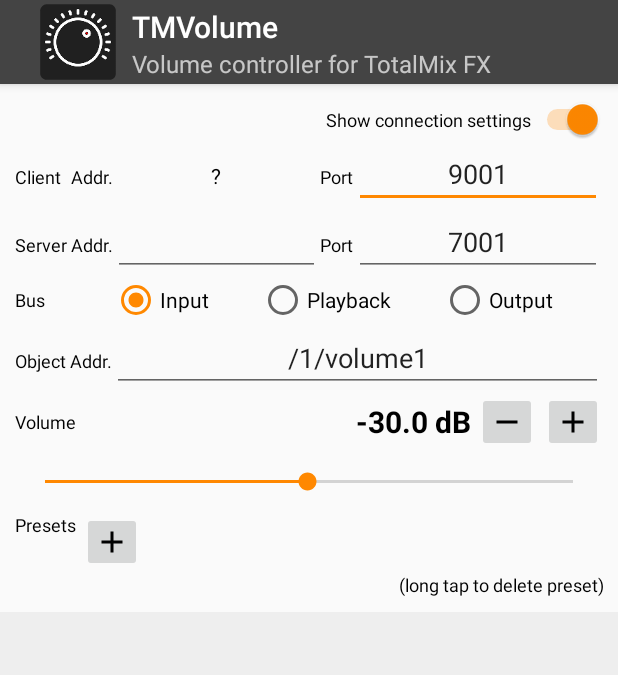
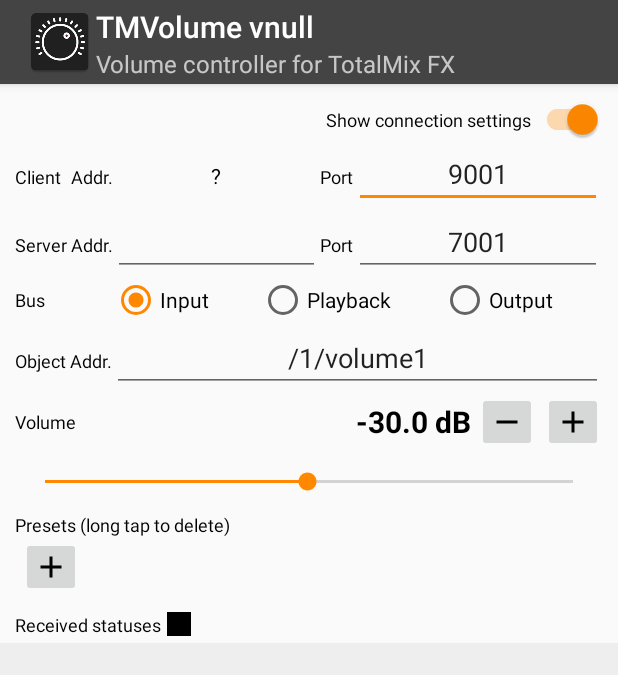
Before and after one commit to tateisu/TMVolume, an Android app: the screen it shows after launch (MainActivity), on a phone screen of 412 x 824 dp. Shown: the top 675 px of the screen. Run offline under Robolectric (Android 15) with nearby library versions, the phone set to English and light mode, and no system bars; our stand-ins replace FlexboxLayout; libraries missing offline, so code that uses them is left out: com.illposed.osc; 2 statements that could not run were skipped.

Commit message:
Android Studio 4.0, add Received statuses ping indicator

```diff
--- a/app/src/main/AndroidManifest.xml
+++ b/app/src/main/AndroidManifest.xml
@@ -12,7 +12,8 @@
         android:label="@string/app_name"
         android:roundIcon="@mipmap/ic_launcher_round"
         android:supportsRtl="true"
-        android:theme="@style/AppTheme">
+        android:theme="@style/AppTheme"
+        android:fullBackupContent="@xml/backup_descriptor">
         <activity android:name=".MainActivity">
             <intent-filter>
                 <action android:name="android.intent.action.MAIN" />
--- a/app/src/main/java/jp/juggler/tmvolume/FaderVol.kt
+++ b/app/src/main/java/jp/juggler/tmvolume/FaderVol.kt
@@ -719,7 +719,7 @@ object FaderVol {
         5.7, 0.9894, 0.9923,
         5.8, 0.9924, 0.9954,
         5.9, 0.9955, 0.9984,
-        6.0, 0.9985, 1.0000
+        6.0, 0.9985, 1.0000,
     )
 
     private val sampleSize = params.size / 3
--- a/app/src/main/java/jp/juggler/tmvolume/MainActivity.kt
+++ b/app/src/main/java/jp/juggler/tmvolume/MainActivity.kt
@@ -3,6 +3,7 @@ package jp.juggler.tmvolume
 import android.annotation.SuppressLint
 import android.content.Context
 import android.content.SharedPreferences
+import android.graphics.Color
 import android.net.wifi.WifiManager
 import android.os.Bundle
 import android.os.Handler
@@ -13,6 +14,7 @@ import android.text.TextWatcher
 import android.util.Log
 import android.view.View
 import android.widget.*
+import androidx.appcompat.widget.SwitchCompat
 import com.google.android.flexbox.FlexboxLayout
 import com.illposed.osc.*
 import com.illposed.osc.transport.udp.OSCPortIn
@@ -29,6 +31,8 @@ import java.math.BigInteger
 import java.net.InetAddress
 import java.util.*
 import java.util.concurrent.ConcurrentHashMap
+import java.util.concurrent.atomic.AtomicLong
+
 
 class MainActivity : ScopedActivity() {
 
@@ -44,6 +48,13 @@ class MainActivity : ScopedActivity() {
         const val PREF_BUS = "Bus"
         const val PREF_PRESETS = "Presets"
 
+        // 情報を受信したら画面の一部を光らせる
+        const val PingAnimationDuration = 300f
+        const val PingColorRed = 0xff.toFloat()
+        const val PingColorGreen = 0x80.toFloat()
+        const val PingColorBlue = 0x00.toFloat()
+
+        // シークバーの範囲。 0:-∞db, 1:-65db ,,, 143:+6 db (0.5db単位)
         const val SEEKBAR_MIN = 0
         const val SEEKBAR_MAX = 143
 
@@ -62,6 +73,8 @@ class MainActivity : ScopedActivity() {
         fun String?.notEmpty() = if (this?.isNotEmpty() == true) this else null
 
         fun Int.clip(min: Int, max: Int) = if (this < min) min else if (this > max) max else this
+        fun Float.clip(min: Float, max: Float) =
+            if (this < min) min else if (this > max) max else this
 
         fun avg(a: Int, b: Int) = (a + b) / 2
 
@@ -77,10 +90,20 @@ class MainActivity : ScopedActivity() {
             shown.also { visibility = if (it) View.VISIBLE else View.GONE }
     }
 
-    private lateinit var swShowConnectionSettings: Switch
+    class Message(
+        val serverAddr: String,
+        val serverPort: Int,
+        val busAddr: String,
+        val objectAddr: String,
+        val args: ArrayList<Any>
+    )
+
+    private lateinit var pref: SharedPreferences
+    private lateinit var handler: Handler
+
+    private lateinit var swShowConnectionSettings: SwitchCompat
     private lateinit var rowClient: TableRow
     private lateinit var rowServer: TableRow
-
 
     private lateinit var tvClientAddr: TextView
     private lateinit var etClientPort: EditText
@@ -98,17 +121,67 @@ class MainActivity : ScopedActivity() {
 
     private lateinit var flPresets: FlexboxLayout
     private lateinit var btnSave: ImageButton
+    private lateinit var vPing: View
 
     private lateinit var tvMap: TextView
 
+    private val channel = Channel<Message>(capacity = CONFLATED)
+
     private var restoreBusy = false
-    private lateinit var pref: SharedPreferences
-    private lateinit var handler: Handler
-    private val channel = Channel<Message>(capacity = CONFLATED)
 
     private var presets = mutableListOf<Int>()
 
+    private var receiver: OSCPortIn? = null
+
     private var lastSeekbarEdit = 0L
+
+    private val lastEventReceived = AtomicLong(0L)
+
+    private var objectMap = ConcurrentHashMap<String, String>()
+
+    private val procShowMap: Runnable = Runnable {
+        tvMap.text = StringBuilder().apply {
+            objectMap.keys().toList().sorted().forEach {
+                if (isNotEmpty()) append("\n")
+                append("${it}=${objectMap[it]}")
+            }
+        }.toString()
+
+        val strVolumeVal = (objectMap["${etObjectAddress.text}Val"] ?: "?").trim(',')
+        val now = SystemClock.elapsedRealtime()
+        if (now - lastSeekbarEdit >= 1000L) {
+            val progress =
+                reVolumeVal.find(strVolumeVal)
+                    ?.groupValues?.get(1)?.toFloatOrNull()?.dbToProgress()
+                    ?: if (strVolumeVal.contains("∞")) 0 else null
+            if (progress != null && progress != sbVolume.progress) sbVolume.progress = progress
+        }
+    }
+
+    private val procPingColor: Runnable = object : Runnable {
+        override fun run() {
+            handler.removeCallbacks(this)
+
+            val now = SystemClock.elapsedRealtime()
+            // t: 0.0f～1.0f イベント発生からの時間経過
+            val t = (now - lastEventReceived.get())
+                    .toFloat()
+                    .div(PingAnimationDuration)
+                    .clip(0f, 1f)
+
+            fun Float.xt() = ((1f - t) * this).toInt()
+            vPing.setBackgroundColor(
+                Color.rgb(
+                    PingColorRed.xt(),
+                    PingColorGreen.xt(),
+                    PingColorBlue.xt()
+                )
+            )
+            if (t < 1f) handler.postDelayed(this, 50L)
+        }
+    }
+
+    //////////////////////////////////////////////////////////////
 
     override fun onCreate(savedInstanceState: Bundle?) {
         super.onCreate(savedInstanceState)
@@ -146,6 +219,7 @@ class MainActivity : ScopedActivity() {
         super.onPause()
         stopListen()
         handler.removeCallbacks(procShowMap)
+        handler.removeCallbacks(procPingColor)
     }
 
     override fun onRestoreInstanceState(savedInstanceState: Bundle) {
@@ -191,6 +265,13 @@ class MainActivity : ScopedActivity() {
             setLogo(R.drawable.header_logo)
             // 最後に呼び出す
             setDisplayShowHomeEnabled(true)
+
+            try {
+                val versionName = packageManager.getPackageInfo(packageName, 0).versionName
+                title = "${getString(R.string.app_name)} v$versionName"
+            } catch (ex: Throwable) {
+                Log.e(TAG, "error", ex)
+            }
         }
 
         swShowConnectionSettings = findViewById(R.id.swShowConnectionSettings)
@@ -217,6 +298,7 @@ class MainActivity : ScopedActivity() {
 
         flPresets = findViewById(R.id.flPresets)
         btnSave = findViewById(R.id.btnSave)
+        vPing = findViewById(R.id.vPing)
 
         etClientPort.addSaver(PREF_CLIENT_PORT) { startListen() }
         etServerAddr.addSaver(PREF_SERVER_ADDR)
@@ -246,6 +328,7 @@ class MainActivity : ScopedActivity() {
         btnPlus.setOnClickListener { setVolume(sbVolume.progress + 1) }
         btnMinus.setOnClickListener { setVolume(sbVolume.progress - 1) }
         btnSave.setOnClickListener { addPreset() }
+
     }
 
 
@@ -257,12 +340,16 @@ class MainActivity : ScopedActivity() {
         sbVolume.progress = pref.getInt(PREF_VOLUME, avg(SEEKBAR_MIN, SEEKBAR_MAX))
             .clip(SEEKBAR_MIN, SEEKBAR_MAX)
 
-        presets =
-            pref.getString(PREF_PRESETS, "")!!.split(",").mapNotNull { it.toIntOrNull() }.sorted()
-                .toMutableList()
+        presets = pref.getString(PREF_PRESETS, "")!!
+            .split(",")
+            .mapNotNull { it.toIntOrNull() }
+            .sorted()
+            .toMutableList()
+
         showPresets()
 
         swShowConnectionSettings.isChecked = pref.getBoolean(PREF_SHOW_CONNECTION_SETTINGS, true)
+
         showConnectionSettings()
 
         when (pref.getInt(PREF_BUS, 0)) {
@@ -348,13 +435,6 @@ class MainActivity : ScopedActivity() {
         Toast.makeText(applicationContext, msg, Toast.LENGTH_SHORT).show()
     }
 
-    class Message(
-        val serverAddr: String,
-        val serverPort: Int,
-        val busAddr: String,
-        val objectAddr: String,
-        val args: ArrayList<Any>
-    )
 
     private fun send(
         serverAddr: String? = etServerAddr.text.toString().trim().notEmpty(),
@@ -433,27 +513,6 @@ class MainActivity : ScopedActivity() {
         }
     }
 
-    private var objectMap = ConcurrentHashMap<String, String>()
-
-
-    private val procShowMap: Runnable = Runnable {
-        tvMap.text = StringBuilder().apply {
-            objectMap.keys().toList().sorted().forEach {
-                if (isNotEmpty()) append("\n")
-                append("${it}=${objectMap[it]}")
-            }
-        }.toString()
-
-        val strVolumeVal = (objectMap["${etObjectAddress.text}Val"] ?: "?").trim(',')
-        val now = SystemClock.elapsedRealtime()
-        if (now - lastSeekbarEdit >= 1000L) {
-            val progress =
-                reVolumeVal.find(strVolumeVal)
-                    ?.groupValues?.get(1)?.toFloatOrNull()?.dbToProgress()
-                    ?: if (strVolumeVal.contains("∞")) 0 else null
-            if (progress != null && progress != sbVolume.progress) sbVolume.progress = progress
-        }
-    }
 
     private fun fireShowMap() {
         handler.removeCallbacks(procShowMap)
@@ -478,7 +537,6 @@ class MainActivity : ScopedActivity() {
         }
     }
 
-    private var receiver: OSCPortIn? = null
 
     private fun stopListen() {
         try {
@@ -498,6 +556,7 @@ class MainActivity : ScopedActivity() {
         }
         objectMap = ConcurrentHashMap()
         fireShowMap()
+        handler.post(procPingColor)
         receiver = try {
             val port = etClientPort.text.toString().trim().toIntOrNull()
             if (port == null || port <= 1024) null else OSCPortIn(port).apply {
@@ -517,6 +576,8 @@ class MainActivity : ScopedActivity() {
                             objectMap[entry.key] = entry.value
                         }
                         fireShowMap()
+                        lastEventReceived.set(SystemClock.elapsedRealtime())
+                        handler.post(procPingColor)
                     }
                 })
                 startListening()
@@ -527,6 +588,8 @@ class MainActivity : ScopedActivity() {
             null
         }
     }
+
+
 }
 
 /*
--- a/app/src/main/res/drawable-v24/ic_launcher_foreground.xml
+++ /dev/null
@@ -1,30 +0,0 @@
-<vector xmlns:android="http://schemas.android.com/apk/res/android"
-    xmlns:aapt="http://schemas.android.com/aapt"
-    android:width="108dp"
-    android:height="108dp"
-    android:viewportWidth="108"
-    android:viewportHeight="108">
-    <path android:pathData="M31,63.928c0,0 6.4,-11 12.1,-13.1c7.2,-2.6 26,-1.4 26,-1.4l38.1,38.1L107,108.928l-32,-1L31,63.928z">
-        <aapt:attr name="android:fillColor">
-            <gradient
-                android:endX="85.84757"
-                android:endY="92.4963"
-                android:startX="42.9492"
-                android:startY="49.59793"
-                android:type="linear">
-                <item
-                    android:color="#44000000"
-                    android:offset="0.0" />
-                <item
-                    android:color="#00000000"
-                    android:offset="1.0" />
-            </gradient>
-        </aapt:attr>
-    </path>
-    <path
-        android:fillColor="#FFFFFF"
-        android:fillType="nonZero"
-        android:pathData="M65.3,45.828l3.8,-6.6c0.2,-0.4 0.1,-0.9 -0.3,-1.1c-0.4,-0.2 -0.9,-0.1 -1.1,0.3l-3.9,6.7c-6.3,-2.8 -13.4,-2.8 -19.7,0l-3.9,-6.7c-0.2,-0.4 -0.7,-0.5 -1.1,-0.3C38.8,38.328 38.7,38.828 38.9,39.228l3.8,6.6C36.2,49.428 31.7,56.028 31,63.928h46C76.3,56.028 71.8,49.428 65.3,45.828zM43.4,57.328c-0.8,0 -1.5,-0.5 -1.8,-1.2c-0.3,-0.7 -0.1,-1.5 0.4,-2.1c0.5,-0.5 1.4,-0.7 2.1,-0.4c0.7,0.3 1.2,1 1.2,1.8C45.3,56.528 44.5,57.328 43.4,57.328L43.4,57.328zM64.6,57.328c-0.8,0 -1.5,-0.5 -1.8,-1.2s-0.1,-1.5 0.4,-2.1c0.5,-0.5 1.4,-0.7 2.1,-0.4c0.7,0.3 1.2,1 1.2,1.8C66.5,56.528 65.6,57.328 64.6,57.328L64.6,57.328z"
-        android:strokeWidth="1"
-        android:strokeColor="#00000000" />
-</vector>
--- a/app/src/main/res/layout/activity_main.xml
+++ b/app/src/main/res/layout/activity_main.xml
@@ -13,7 +13,7 @@
         android:orientation="vertical"
         android:padding="10dp">
 
-        <Switch
+        <androidx.appcompat.widget.SwitchCompat
             android:layout_width="match_parent"
             android:layout_height="wrap_content"
             android:id="@+id/swShowConnectionSettings"
@@ -192,18 +192,18 @@
             android:paddingStart="20dp"
             android:paddingEnd="20dp" />
 
+        <TextView
+            android:layout_width="match_parent"
+            android:layout_height="wrap_content"
+            android:text="@string/presets"
+            android:textSize="12sp"
+            />
+
         <com.google.android.flexbox.FlexboxLayout
             android:id="@+id/flPresets"
             android:layout_width="match_parent"
             android:layout_height="match_parent"
             app:flexWrap="wrap">
-
-            <TextView
-                android:layout_width="wrap_content"
-                android:layout_height="wrap_content"
-                android:text="@string/presets"
-                android:textSize="12sp"
-                app:layout_alignSelf="center" />
 
             <ImageButton
                 android:id="@+id/btnSave"
@@ -213,22 +213,38 @@
                 android:contentDescription="@string/save"
                 android:src="@drawable/ic_add"
                 app:layout_alignSelf="center" />
-
         </com.google.android.flexbox.FlexboxLayout>
 
+
+    </LinearLayout>
+
+    <LinearLayout
+        android:layout_width="match_parent"
+        android:layout_height="wrap_content"
+        android:orientation="horizontal"
+        android:gravity="center_vertical"
+        android:paddingStart="10dp"
+        android:paddingEnd="10dp"
+        android:paddingBottom="4dp"
+        >
         <TextView
-            android:layout_width="match_parent"
+            android:layout_width="wrap_content"
             android:layout_height="wrap_content"
-            android:text="@string/presets_desc"
-            android:gravity="end"
+            android:text="@string/received_statuses"
             android:textSize="12sp" />
+        <View
+            android:id="@+id/vPing"
+            android:layout_marginStart="4dp"
+            android:layout_width="16dp"
+            android:layout_height="16dp"/>
+
     </LinearLayout>
 
     <ScrollView
         android:layout_width="match_parent"
         android:layout_height="0dp"
         android:layout_weight="1"
-        android:padding="12dp"
+        android:padding="10dp"
         android:clipToPadding="false"
         android:scrollbarStyle="outsideOverlay"
         android:background="#eee"
--- a/app/src/main/res/mipmap-anydpi-v26/ic_launcher.xml
+++ /dev/null
@@ -1,5 +0,0 @@
-<?xml version="1.0" encoding="utf-8"?>
-<adaptive-icon xmlns:android="http://schemas.android.com/apk/res/android">
-    <background android:drawable="@color/ic_launcher_background"/>
-    <foreground android:drawable="@mipmap/ic_launcher_foreground"/>
-</adaptive-icon>
--- a/app/src/main/res/mipmap-anydpi-v26/ic_launcher_round.xml
+++ /dev/null
@@ -1,5 +0,0 @@
-<?xml version="1.0" encoding="utf-8"?>
-<adaptive-icon xmlns:android="http://schemas.android.com/apk/res/android">
-    <background android:drawable="@color/ic_launcher_background"/>
-    <foreground android:drawable="@mipmap/ic_launcher_foreground"/>
-</adaptive-icon>
--- a/app/src/main/res/values/strings.xml
+++ b/app/src/main/res/values/strings.xml
@@ -1,5 +1,5 @@
 <resources>
-    <string name="app_name">TMVolume</string>
+    <string name="app_name" translatable="false">TMVolume</string>
 
     <string name="client">Client</string>
     <string name="server">Server</string>
@@ -13,14 +13,12 @@
 
     <string name="object_address">Object Addr.</string>
 
-    <string name="volume_min">Volume Min.</string>
-    <string name="volume_max">Volume Max.</string>
     <string name="volume">Volume</string>
     <string name="decrease">Decrease</string>
     <string name="increase">Increase</string>
     <string name="header_subtitle">Volume controller for TotalMix FX</string>
     <string name="save">Save</string>
-    <string name="presets">Presets</string>
-    <string name="presets_desc">(long tap to delete preset)</string>
+    <string name="presets">Presets (long tap to delete)</string>
     <string name="show_connection_settings">Show connection settings</string>
+    <string name="received_statuses">Received statuses</string>
 </resources>
--- /dev/null
+++ b/app/src/main/res/xml/backup_descriptor.xml
@@ -0,0 +1,5 @@
+<?xml version="1.0" encoding="utf-8"?>
+<full-backup-content>
+    <include domain="sharedpref" path="."/>
+<!--    <exclude domain="sharedpref" path="device.xml"/>-->
+</full-backup-content>
```
Also changed, not shown: app/build.gradle (+4 -5 lines), app/src/main/res/drawable/ic_launcher_background.xml (deleted, +0 -170 lines), app/src/main/res/drawable/ic_save.xml (deleted, +0 -9 lines), build.gradle (+4 -3 lines), app/src/main/java/jp/juggler/tmvolume/ScopedActivity.kt (line endings or trailing spaces), gradle/wrapper/gradle-wrapper.properties, 1 other file.
